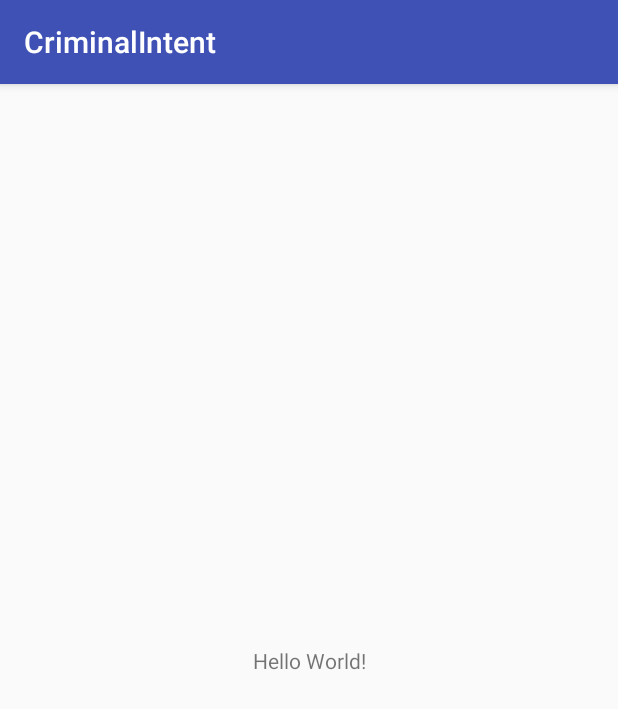
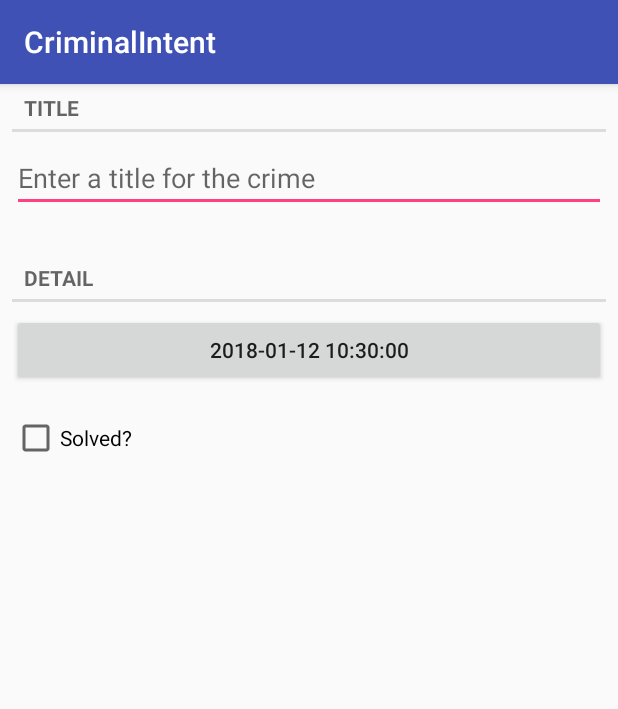
Before and after one commit to NUAAMETEOR/CriminalIntent, an Android app: the screen it shows after launch (MainActivity), on a phone screen of 412 x 824 dp. Shown: the top 709 px of the screen. Run offline under Robolectric (Android 15) with nearby library versions, the phone set to English and light mode, and no system bars.

Commit message:
fragment界面初步完成

```diff
--- /dev/null
+++ b/app/src/main/java/cn/edu/nuaa/criminalintent/CrimeFragment.java
@@ -0,0 +1,169 @@
+package cn.edu.nuaa.criminalintent;
+
+import android.app.Fragment;
+import android.content.Context;
+import android.os.Bundle;
+import android.support.annotation.Nullable;
+import android.text.Editable;
+import android.text.TextWatcher;
+import android.util.Log;
+import android.view.LayoutInflater;
+import android.view.View;
+import android.view.ViewGroup;
+import android.widget.Button;
+import android.widget.CheckBox;
+import android.widget.CompoundButton;
+import android.widget.EditText;
+
+import java.text.SimpleDateFormat;
+import java.util.Calendar;
+
+import cn.edu.nuaa.model.Crime;
+
+/**
+ * Created by Meteor on 2018/1/12.
+ */
+
+public class CrimeFragment extends Fragment {
+    private static final String LOG_TAG = CrimeFragment.class.getName();
+    private Crime    crimeInst;
+    private EditText titleText;
+    private Button   dateButton;
+    private CheckBox solveOption;
+
+    @Override
+    public void onAttach(Context context) {
+        super.onAttach(context);
+        Log.d(LOG_TAG, "onAttach called");
+    }
+
+    @Override
+    public void onCreate(@Nullable Bundle savedInstanceState) {
+        Log.d(LOG_TAG, "onCreate called");
+        super.onCreate(savedInstanceState);
+        crimeInst = new Crime();
+    }
+
+    @Nullable
+    @Override
+    public View onCreateView(LayoutInflater inflater, @Nullable ViewGroup container, Bundle savedInstanceState) {
+        Log.d(LOG_TAG, "onCreateView called");
+        View v = inflater.inflate(R.layout.crime_fragment, container, false);
+        if (v == null) {
+            Log.e(LOG_TAG, "inflate view failed");
+            return null;
+        }
+        titleText = (EditText) v.findViewById(R.id.crimeTitle);
+        dateButton = v.findViewById(R.id.crimeDate);
+        SimpleDateFormat simpleDateFormat = new SimpleDateFormat("yyyy-MM-dd HH:mm:ss");
+        Calendar         calendar         = Calendar.getInstance();
+        String           currentTime      = simpleDateFormat.format(calendar.getTime());
+        dateButton.setText(currentTime);
+        solveOption = v.findViewById(R.id.crimeSolved);
+        if (titleText != null) {
+            titleText.addTextChangedListener(new TextWatcher() {
+                @Override
+                public void beforeTextChanged(CharSequence charSequence, int i, int i1, int i2) {
+
+                }
+
+                @Override
+                public void onTextChanged(CharSequence charSequence, int i, int i1, int i2) {
+                    crimeInst.setCrimeTitle(charSequence.toString());
+                }
+
+                @Override
+                public void afterTextChanged(Editable editable) {
+
+                }
+            });
+        }
+        solveOption.setOnCheckedChangeListener(new CompoundButton.OnCheckedChangeListener() {
+            @Override
+            public void onCheckedChanged(CompoundButton compoundButton, boolean b) {
+                crimeInst.setCrimeSolved(b);
+            }
+        });
+        return v;
+    }
+
+    @Override
+    public void onActivityCreated(@Nullable Bundle savedInstanceState) {
+        super.onActivityCreated(savedInstanceState);
+        Log.d(LOG_TAG, "onActivityCreate called");
+    }
+
+    @Override
+    public void onStart() {
+        super.onStart();
+        Log.d(LOG_TAG, "onStart called");
+    }
+
+    @Override
+    public void onResume() {
+        super.onResume();
+        Log.d(LOG_TAG, "onResume called");
+    }
+
+    @Override
+    public void onPause() {
+        super.onPause();
+        Log.d(LOG_TAG, "onPause called");
+    }
+
+    @Override
+    public void onStop() {
+        super.onStop();
+        Log.d(LOG_TAG, "onStop called");
+    }
+
+    @Override
+    public void onDestroyView() {
+        super.onDestroyView();
+        Log.d(LOG_TAG, "onDestroyView called");
+    }
+
+    @Override
+    public void onDestroy() {
+        super.onDestroy();
+        Log.d(LOG_TAG, "onDestroy called");
+    }
+
+    @Override
+    public void onDetach() {
+        super.onDetach();
+        Log.d(LOG_TAG, "onDetach called");
+    }
+
+    public Crime getCrimeInst() {
+        return crimeInst;
+    }
+
+    public void setCrimeInst(Crime crimeInst) {
+        this.crimeInst = crimeInst;
+    }
+
+    public Button getDateButton() {
+        return dateButton;
+    }
+
+    public void setDateButton(Button dateButton) {
+        this.dateButton = dateButton;
+    }
+
+    public CheckBox getSolveOption() {
+        return solveOption;
+    }
+
+    public void setSolveOption(CheckBox solveOption) {
+        this.solveOption = solveOption;
+    }
+
+    public EditText getTitleText() {
+        return titleText;
+    }
+
+    public void setTitleText(EditText titleText) {
+        this.titleText = titleText;
+    }
+}
--- a/app/src/main/java/cn/edu/nuaa/criminalintent/MainActivity.java
+++ b/app/src/main/java/cn/edu/nuaa/criminalintent/MainActivity.java
@@ -1,13 +1,77 @@
-          package cn.edu.nuaa.criminalintent;
+package cn.edu.nuaa.criminalintent;
 
+import android.app.Fragment;
+import android.app.FragmentManager;
+import android.os.Bundle;
 import android.support.v7.app.AppCompatActivity;
-import android.os.Bundle;
+import android.util.Log;
 
 public class MainActivity extends AppCompatActivity {
+    private static final String LOG_TAG = MainActivity.class.getName();
 
     @Override
     protected void onCreate(Bundle savedInstanceState) {
+        Log.d(LOG_TAG, "onCreate called");
         super.onCreate(savedInstanceState);
         setContentView(R.layout.activity_main);
+        FragmentManager fragmentManager = getFragmentManager();
+        if (fragmentManager != null) {
+            Fragment fragment = fragmentManager.findFragmentById(R.id.fragmentContainer);
+            if (fragment == null) {
+                fragment = new CrimeFragment();
+                fragmentManager.beginTransaction().add(R.id.fragmentContainer, fragment).commit();
+            }
+        } else {
+            Log.e(LOG_TAG, "can not get fragment manager");
+        }
+    }
+
+    @Override
+    public void onStart() {
+        super.onStart();
+        Log.d(LOG_TAG, "onStart called");
+    }
+
+    @Override
+    public void onResume() {
+        super.onResume();
+        Log.d(LOG_TAG, "onResume called");
+    }
+
+    @Override
+    public void onPause() {
+        super.onPause();
+        Log.d(LOG_TAG, "onPause called");
+    }
+
+    @Override
+    public void onStop() {
+        super.onStop();
+        Log.d(LOG_TAG, "onStop called");
+    }
+
+    @Override
+    public void onDestroy() {
+        super.onDestroy();
+        Log.d(LOG_TAG, "onDestroy called");
     }
 }
+
+
+//01-12 22:41:30.320 17793-17793/cn.edu.nuaa.criminalintent D/cn.edu.nuaa.criminalintent.MainActivity: onCreate called
+//        01-12 22:41:30.640 17793-17793/cn.edu.nuaa.criminalintent D/cn.edu.nuaa.criminalintent.CrimeFragment: onCreate called
+//        01-12 22:41:30.670 17793-17793/cn.edu.nuaa.criminalintent D/cn.edu.nuaa.criminalintent.CrimeFragment: onCreateView called
+//        01-12 22:41:30.690 17793-17793/cn.edu.nuaa.criminalintent D/cn.edu.nuaa.criminalintent.CrimeFragment: onActivityCreate called
+//        01-12 22:41:30.690 17793-17793/cn.edu.nuaa.criminalintent D/cn.edu.nuaa.criminalintent.MainActivity: onStart called
+//        01-12 22:41:30.690 17793-17793/cn.edu.nuaa.criminalintent D/cn.edu.nuaa.criminalintent.CrimeFragment: onStart called
+//        01-12 22:41:30.690 17793-17793/cn.edu.nuaa.criminalintent D/cn.edu.nuaa.criminalintent.MainActivity: onResume called
+//        01-12 22:41:30.690 17793-17793/cn.edu.nuaa.criminalintent D/cn.edu.nuaa.criminalintent.CrimeFragment: onResume called
+
+//01-12 22:43:18.620 17793-17793/cn.edu.nuaa.criminalintent D/cn.edu.nuaa.criminalintent.CrimeFragment: onPause called
+//        01-12 22:43:18.620 17793-17793/cn.edu.nuaa.criminalintent D/cn.edu.nuaa.criminalintent.MainActivity: onPause called
+//        01-12 22:43:18.940 17793-17793/cn.edu.nuaa.criminalintent D/cn.edu.nuaa.criminalintent.CrimeFragment: onStop called
+//        01-12 22:43:18.950 17793-17793/cn.edu.nuaa.criminalintent D/cn.edu.nuaa.criminalintent.MainActivity: onStop called
+//        01-12 22:43:18.950 17793-17793/cn.edu.nuaa.criminalintent D/cn.edu.nuaa.criminalintent.CrimeFragment: onDestroyView called
+//        01-12 22:43:18.950 17793-17793/cn.edu.nuaa.criminalintent D/cn.edu.nuaa.criminalintent.CrimeFragment: onDestroy called
+//        01-12 22:43:18.950 17793-17793/cn.edu.nuaa.criminalintent D/cn.edu.nuaa.criminalintent.CrimeFragment: onDetach called
+//        01-12 22:43:18.950 17793-17793/cn.edu.nuaa.criminalintent D/cn.edu.nuaa.criminalintent.MainActivity: onDestroy called
--- a/app/src/main/res/layout/activity_main.xml
+++ b/app/src/main/res/layout/activity_main.xml
@@ -4,15 +4,9 @@
     xmlns:tools="http://schemas.android.com/tools"
     android:layout_width="match_parent"
     android:layout_height="match_parent"
-    tools:context="cn.edu.nuaa.criminalintent.MainActivity">
+    tools:context="cn.edu.nuaa.criminalintent.MainActivity"
+    android:id="@+id/fragmentContainer">
 
-    <TextView
-        android:layout_width="wrap_content"
-        android:layout_height="wrap_content"
-        android:text="Hello World!"
-        app:layout_constraintBottom_toBottomOf="parent"
-        app:layout_constraintLeft_toLeftOf="parent"
-        app:layout_constraintRight_toRightOf="parent"
-        app:layout_constraintTop_toTopOf="parent" />
+
 
 </android.support.constraint.ConstraintLayout>
--- /dev/null
+++ b/app/src/main/res/layout/crime_fragment.xml
@@ -0,0 +1,75 @@
+<?xml version="1.0" encoding="utf-8"?>
+<android.support.constraint.ConstraintLayout xmlns:android="http://schemas.android.com/apk/res/android"
+    xmlns:app="http://schemas.android.com/apk/res-auto"
+    xmlns:tools="http://schemas.android.com/tools"
+    android:id="@+id/linearLayout"
+    android:layout_width="match_parent"
+    android:layout_height="match_parent">
+
+    <TextView
+        android:id="@+id/textView"
+        style="?android:listSeparatorTextViewStyle"
+        android:layout_width="match_parent"
+        android:layout_height="wrap_content"
+        android:layout_marginEnd="8dp"
+        android:layout_marginStart="8dp"
+        android:text="@string/crime_title_label"
+        app:layout_constraintEnd_toEndOf="parent"
+        app:layout_constraintStart_toStartOf="parent"
+        tools:layout_editor_absoluteY="16dp" />
+
+    <EditText
+        android:id="@+id/crimeTitle"
+        android:layout_width="match_parent"
+        android:layout_height="wrap_content"
+        android:layout_marginEnd="8dp"
+        android:layout_marginStart="8dp"
+        android:layout_marginTop="8dp"
+        android:hint="@string/crime_title_hint"
+        app:layout_constraintEnd_toEndOf="parent"
+        app:layout_constraintHorizontal_bias="0.0"
+        app:layout_constraintStart_toStartOf="parent"
+        app:layout_constraintTop_toBottomOf="@+id/textView" />
+
+    <TextView
+        android:id="@+id/textView2"
+        style="?android:listSeparatorTextViewStyle"
+        android:layout_width="match_parent"
+        android:layout_height="wrap_content"
+        android:layout_marginEnd="8dp"
+        android:layout_marginStart="8dp"
+        android:layout_marginTop="28dp"
+        android:text="@string/crime_detail_label"
+        app:layout_constraintEnd_toEndOf="parent"
+        app:layout_constraintHorizontal_bias="0.0"
+        app:layout_constraintStart_toStartOf="parent"
+        app:layout_constraintTop_toBottomOf="@+id/crimeTitle" />
+
+    <Button
+        android:id="@+id/crimeDate"
+        android:layout_width="match_parent"
+        android:layout_height="wrap_content"
+        android:layout_marginEnd="8dp"
+        android:layout_marginStart="8dp"
+        android:layout_marginTop="8dp"
+        android:text="@string/app_name"
+        app:layout_constraintEnd_toEndOf="parent"
+        app:layout_constraintHorizontal_bias="0.0"
+        app:layout_constraintStart_toStartOf="parent"
+        app:layout_constraintTop_toBottomOf="@+id/textView2" />
+
+    <CheckBox
+        android:id="@+id/crimeSolved"
+        android:text="@string/crime_solved_label"
+        android:layout_width="match_parent"
+        android:layout_height="wrap_content"
+        android:layout_marginBottom="8dp"
+        android:layout_marginEnd="8dp"
+        android:layout_marginStart="8dp"
+        android:layout_marginTop="8dp"
+        app:layout_constraintBottom_toBottomOf="parent"
+        app:layout_constraintEnd_toEndOf="parent"
+        app:layout_constraintStart_toStartOf="parent"
+        app:layout_constraintTop_toBottomOf="@+id/crimeDate"
+        app:layout_constraintVertical_bias="0.01999998" />
+</android.support.constraint.ConstraintLayout>
--- a/app/src/main/res/values/strings.xml
+++ b/app/src/main/res/values/strings.xml
@@ -1,3 +1,7 @@
 <resources>
     <string name="app_name">CriminalIntent</string>
+    <string name="crime_title_hint">Enter a title for the crime</string>
+    <string name="crime_title_label">Title</string>
+    <string name="crime_detail_label">Detail</string>
+    <string name="crime_solved_label">Solved?</string>
 </resources>
```
Also changed, not shown: app/src/main/java/cn/edu/nuaa/model/Crime.java (+21 -2 lines).
